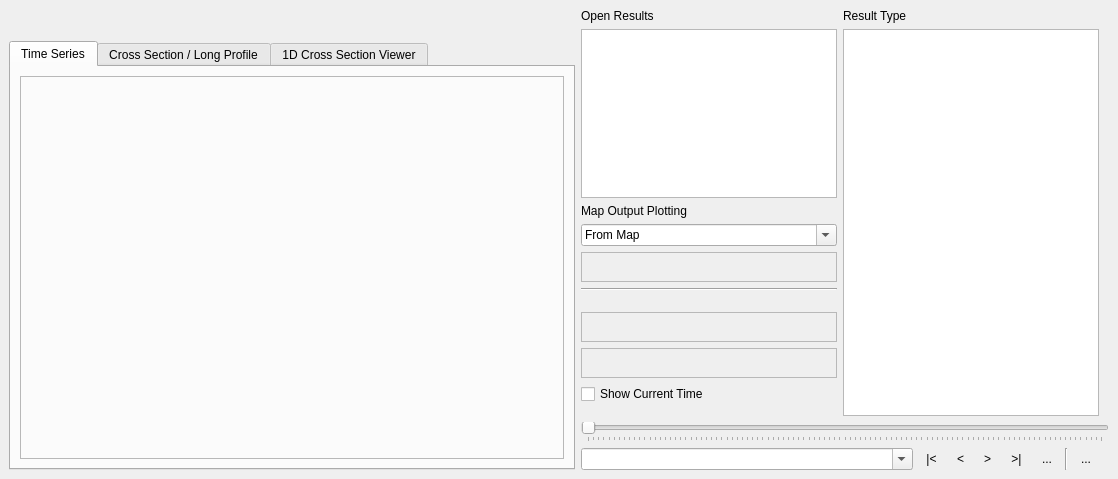
TUFLOW-Support/QGIS-TUFLOW-Plugin, file tuflow/forms/tuflow_plotting_dock.ui: the form before one commit.
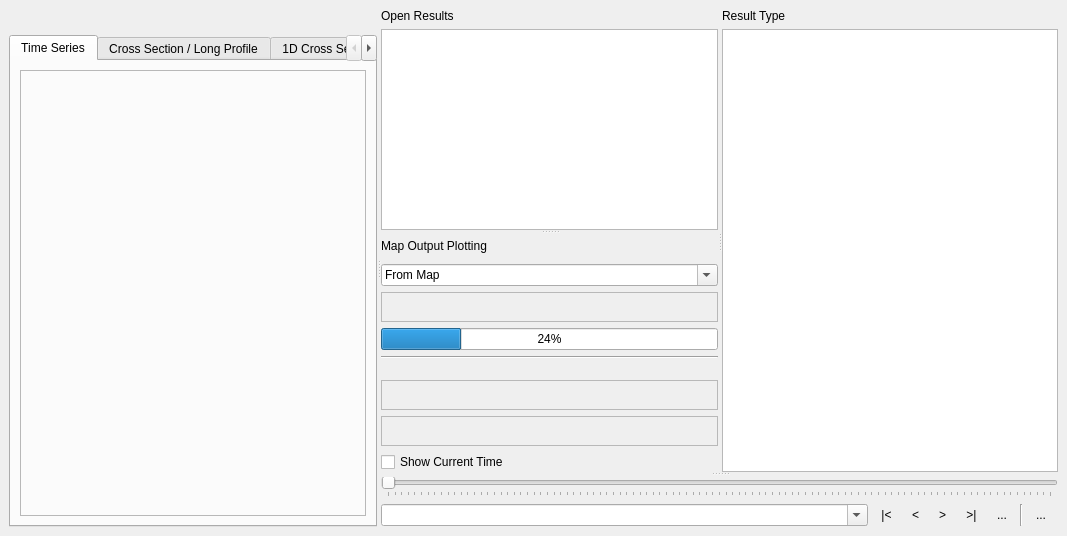
The form after the commit. Icons and pictures are not drawn. Custom widgets are drawn as their Qt base class.

```diff
--- a/tuflow/forms/tuflow_plotting_dock.ui
+++ b/tuflow/forms/tuflow_plotting_dock.ui
@@ -6,449 +6,515 @@
    <rect>
     <x>0</x>
     <y>0</y>
-    <width>1118</width>
-    <height>479</height>
+    <width>1067</width>
+    <height>536</height>
    </rect>
   </property>
   <property name="windowTitle">
    <string>TUFLOW Viewer</string>
   </property>
   <widget class="QWidget" name="dockWidgetContents">
-   <layout class="QGridLayout" name="gridLayout" columnstretch="10,0,0,0,0">
-    <item row="0" column="3" rowspan="3" colspan="2">
-     <layout class="QGridLayout" name="InteractionLayout" rowstretch="10,0,0">
-      <item row="0" column="0" rowspan="2">
-       <layout class="QGridLayout" name="ResultsLayout" columnstretch="0,0,0,0,0">
-        <item row="0" column="2" colspan="2">
-         <widget class="QLabel" name="label_2">
-          <property name="text">
-           <string>Result Type</string>
-          </property>
-         </widget>
-        </item>
-        <item row="1" column="2" rowspan="7" colspan="2">
-         <widget class="DataSetView" name="OpenResultTypes">
-          <property name="minimumSize">
-           <size>
-            <width>150</width>
-            <height>55</height>
-           </size>
-          </property>
-          <property name="mouseTracking">
-           <bool>true</bool>
-          </property>
-          <property name="toolTip">
-           <string>Test</string>
-          </property>
-          <property name="selectionMode">
-           <enum>QAbstractItemView::MultiSelection</enum>
-          </property>
-          <property name="selectionBehavior">
-           <enum>QAbstractItemView::SelectRows</enum>
-          </property>
-         </widget>
-        </item>
-        <item row="0" column="4" rowspan="7">
-         <spacer name="horizontalSpacer">
-          <property name="orientation">
-           <enum>Qt::Horizontal</enum>
-          </property>
-          <property name="sizeHint" stdset="0">
-           <size>
-            <width>10</width>
-            <height>20</height>
-           </size>
-          </property>
-         </spacer>
-        </item>
-        <item row="5" column="0" colspan="2">
-         <widget class="QCheckBox" name="cbShowCurrentTime">
-          <property name="text">
-           <string>Show Current Time</string>
-          </property>
-         </widget>
-        </item>
-        <item row="0" column="0" colspan="2">
-         <widget class="QLabel" name="label">
-          <property name="text">
-           <string>Open Results</string>
-          </property>
-         </widget>
-        </item>
-        <item row="2" column="0" colspan="2">
-         <widget class="QLabel" name="label_3">
-          <property name="text">
-           <string>Map Output Plotting</string>
-          </property>
-         </widget>
-        </item>
-        <item row="4" column="0" colspan="2">
-         <layout class="QVBoxLayout" name="verticalLayout">
+   <layout class="QVBoxLayout" name="verticalLayout_9">
+    <item>
+     <widget class="QSplitter" name="splitter_3">
+      <property name="orientation">
+       <enum>Qt::Horizontal</enum>
+      </property>
+      <widget class="QWidget" name="PlotLayout" native="true">
+       <layout class="QVBoxLayout" name="verticalLayout_2">
+        <item>
+         <layout class="QHBoxLayout" name="horizontalLayout_2">
           <item>
-           <widget class="QFrame" name="MapOutputPlotFrame">
-            <property name="minimumSize">
-             <size>
-              <width>100</width>
-              <height>30</height>
-             </size>
-            </property>
-            <property name="frameShape">
-             <enum>QFrame::StyledPanel</enum>
-            </property>
-            <property name="frameShadow">
-             <enum>QFrame::Raised</enum>
-            </property>
-            <layout class="QHBoxLayout" name="horizontalLayout"/>
-           </widget>
+           <layout class="QVBoxLayout" name="mainMenu"/>
           </item>
           <item>
-           <widget class="Line" name="line">
-            <property name="orientation">
-             <enum>Qt::Horizontal</enum>
-            </property>
-           </widget>
-          </item>
-          <item>
-           <spacer name="verticalSpacer">
-            <property name="orientation">
-             <enum>Qt::Vertical</enum>
-            </property>
-            <property name="sizeType">
-             <enum>QSizePolicy::Fixed</enum>
-            </property>
-            <property name="sizeHint" stdset="0">
-             <size>
-              <width>20</width>
-              <height>15</height>
-             </size>
-            </property>
-           </spacer>
-          </item>
-          <item>
-           <widget class="QFrame" name="ViewToolbarFrame">
+           <widget class="QLabel" name="label_4">
             <property name="minimumSize">
              <size>
-              <width>100</width>
-              <height>30</height>
+              <width>0</width>
+              <height>20</height>
              </size>
             </property>
-            <property name="frameShape">
-             <enum>QFrame::StyledPanel</enum>
+            <property name="text">
+             <string/>
             </property>
-            <property name="frameShadow">
-             <enum>QFrame::Raised</enum>
+            <property name="pixmap">
+             <pixmap resource="../resources/TUFLOW_logo.qrc">:/logo/TUFLOW_logo_resized.png</pixmap>
             </property>
-           </widget>
-          </item>
-          <item>
-           <widget class="QFrame" name="mplToolbarFrame">
-            <property name="minimumSize">
-             <size>
-              <width>100</width>
-              <height>30</height>
-             </size>
+            <property name="scaledContents">
+             <bool>false</bool>
             </property>
-            <property name="frameShape">
-             <enum>QFrame::StyledPanel</enum>
+            <property name="alignment">
+             <set>Qt::AlignLeading|Qt::AlignLeft|Qt::AlignVCenter</set>
             </property>
-            <property name="frameShadow">
-             <enum>QFrame::Raised</enum>
-            </property>
            </widget>
           </item>
          </layout>
         </item>
-        <item row="1" column="0" colspan="2">
-         <widget class="QListWidget" name="OpenResults">
-          <property name="selectionMode">
-           <enum>QAbstractItemView::ExtendedSelection</enum>
+        <item>
+         <widget class="QTabWidget" name="tabWidget">
+          <property name="currentIndex">
+           <number>0</number>
           </property>
-          <property name="movement">
-           <enum>QListView::Static</enum>
-          </property>
-          <property name="resizeMode">
-           <enum>QListView::Fixed</enum>
-          </property>
-         </widget>
-        </item>
-        <item row="3" column="0" colspan="2">
-         <widget class="QComboBox" name="cboSelectType">
-          <property name="editable">
-           <bool>true</bool>
-          </property>
-          <property name="insertPolicy">
-           <enum>QComboBox::NoInsert</enum>
-          </property>
-          <item>
-           <property name="text">
-            <string>From Map</string>
-           </property>
-          </item>
-          <item>
-           <property name="text">
-            <string>From Map Multi</string>
-           </property>
-          </item>
-          <item>
-           <property name="text">
-            <string>Layer Selection</string>
-           </property>
-          </item>
-         </widget>
-        </item>
-       </layout>
-      </item>
-      <item row="2" column="0">
-       <layout class="QGridLayout" name="ReultOptionLayout" rowstretch="10,0" columnstretch="10,10,10,10,10,10,10,1,0">
-        <item row="1" column="2">
-         <widget class="QToolButton" name="btnPrev">
-          <property name="toolTip">
-           <string>Previous Timestep</string>
-          </property>
-          <property name="text">
-           <string>&lt;</string>
-          </property>
-          <property name="autoRaise">
-           <bool>true</bool>
-          </property>
-         </widget>
-        </item>
-        <item row="1" column="4">
-         <widget class="QToolButton" name="btnLast">
-          <property name="toolTip">
-           <string>Last Timestep</string>
-          </property>
-          <property name="text">
-           <string>&gt;|</string>
-          </property>
-          <property name="autoRaise">
-           <bool>true</bool>
-          </property>
-         </widget>
-        </item>
-        <item row="1" column="5">
-         <widget class="QToolButton" name="btnTimePlay">
-          <property name="toolTip">
-           <string>Play Through Timesteps</string>
-          </property>
-          <property name="text">
-           <string>...</string>
-          </property>
-          <property name="checkable">
-           <bool>true</bool>
-          </property>
-          <property name="popupMode">
-           <enum>QToolButton::InstantPopup</enum>
-          </property>
-          <property name="autoRaise">
-           <bool>true</bool>
-          </property>
-          <property name="arrowType">
-           <enum>Qt::NoArrow</enum>
-          </property>
-         </widget>
-        </item>
-        <item row="1" column="3">
-         <widget class="QToolButton" name="btnNext">
-          <property name="toolTip">
-           <string>Next Timestep</string>
-          </property>
-          <property name="text">
-           <string>&gt;</string>
-          </property>
-          <property name="autoRaise">
-           <bool>true</bool>
-          </property>
-         </widget>
-        </item>
-        <item row="1" column="1">
-         <widget class="QToolButton" name="btnFirst">
-          <property name="toolTip">
-           <string>First Timestep</string>
-          </property>
-          <property name="text">
-           <string>|&lt;</string>
-          </property>
-          <property name="autoRaise">
-           <bool>true</bool>
-          </property>
-         </widget>
-        </item>
-        <item row="1" column="0">
-         <widget class="QComboBox" name="cboTime">
-          <property name="editable">
-           <bool>true</bool>
-          </property>
-          <property name="insertPolicy">
-           <enum>QComboBox::NoInsert</enum>
-          </property>
-         </widget>
-        </item>
-        <item row="1" column="7">
-         <widget class="QToolButton" name="btn2dLock">
-          <property name="toolTip">
-           <string>Lock Timesteps to Map Outputs</string>
-          </property>
-          <property name="text">
-           <string>...</string>
-          </property>
-          <property name="checkable">
-           <bool>false</bool>
-          </property>
-          <property name="autoRaise">
-           <bool>true</bool>
-          </property>
-         </widget>
-        </item>
-        <item row="0" column="0" colspan="9">
-         <widget class="TimeSlider" name="sliderTime">
-          <property name="maximum">
-           <number>100</number>
-          </property>
-          <property name="pageStep">
-           <number>100</number>
-          </property>
-          <property name="orientation">
-           <enum>Qt::Horizontal</enum>
-          </property>
-          <property name="tickPosition">
-           <enum>QSlider::TicksBelow</enum>
-          </property>
-          <property name="tickInterval">
-           <number>1</number>
-          </property>
-         </widget>
-        </item>
-        <item row="1" column="8">
-         <spacer name="horizontalSpacer_2">
-          <property name="orientation">
-           <enum>Qt::Horizontal</enum>
-          </property>
-          <property name="sizeHint" stdset="0">
-           <size>
-            <width>5</width>
-            <height>20</height>
-           </size>
-          </property>
-         </spacer>
-        </item>
-        <item row="1" column="6">
-         <widget class="Line" name="line_2">
-          <property name="orientation">
-           <enum>Qt::Vertical</enum>
-          </property>
-         </widget>
-        </item>
-       </layout>
-      </item>
-     </layout>
-    </item>
-    <item row="0" column="0" colspan="2">
-     <layout class="QVBoxLayout" name="mainMenu"/>
-    </item>
-    <item row="0" column="2">
-     <widget class="QLabel" name="label_4">
-      <property name="minimumSize">
-       <size>
-        <width>0</width>
-        <height>20</height>
-       </size>
-      </property>
-      <property name="text">
-       <string/>
-      </property>
-      <property name="pixmap">
-       <pixmap resource="../resources/TUFLOW_logo.qrc">:/logo/TUFLOW_logo_resized.png</pixmap>
-      </property>
-      <property name="scaledContents">
-       <bool>false</bool>
-      </property>
-      <property name="alignment">
-       <set>Qt::AlignLeading|Qt::AlignLeft|Qt::AlignVCenter</set>
-      </property>
-     </widget>
-    </item>
-    <item row="2" column="0" colspan="3">
-     <widget class="QTabWidget" name="tabWidget">
-      <property name="currentIndex">
-       <number>0</number>
-      </property>
-      <widget class="QWidget" name="TimeSeriesTab">
-       <attribute name="title">
-        <string>Time Series</string>
-       </attribute>
-       <layout class="QGridLayout" name="gridLayout_3" rowstretch="10" columnstretch="10">
-        <item row="0" column="0">
-         <layout class="QGridLayout" name="TimeSeriesLayout">
-          <item row="0" column="0">
-           <widget class="QFrame" name="TimeSeriesFrame">
-            <property name="frameShape">
-             <enum>QFrame::StyledPanel</enum>
-            </property>
-            <property name="frameShadow">
-             <enum>QFrame::Raised</enum>
-            </property>
-           </widget>
-          </item>
-         </layout>
-        </item>
-       </layout>
-      </widget>
-      <widget class="QWidget" name="LongPlotTab">
-       <attribute name="title">
-        <string>Cross Section / Long Profile</string>
-       </attribute>
-       <layout class="QGridLayout" name="gridLayout_2">
-        <item row="0" column="0">
-         <layout class="QGridLayout" name="LongPlotLayout">
-          <item row="0" column="0">
-           <widget class="QFrame" name="LongPlotFrame">
-            <property name="frameShape">
-             <enum>QFrame::StyledPanel</enum>
-            </property>
-            <property name="frameShadow">
-             <enum>QFrame::Raised</enum>
-            </property>
-           </widget>
-          </item>
-         </layout>
-        </item>
-       </layout>
-      </widget>
-      <widget class="QWidget" name="CrossSectionTab">
-       <attribute name="title">
-        <string>1D Cross Section Viewer</string>
-       </attribute>
-       <layout class="QGridLayout" name="gridLayout_5">
-        <item row="1" column="0">
-         <layout class="QGridLayout" name="CrossSectionLayout">
-          <item row="0" column="0">
-           <widget class="QFrame" name="CrossSectionFrame">
-            <property name="frameShape">
-             <enum>QFrame::StyledPanel</enum>
-            </property>
-            <property name="frameShadow">
-             <enum>QFrame::Raised</enum>
-            </property>
-           </widget>
-          </item>
-         </layout>
-        </item>
-        <item row="0" column="0">
-         <widget class="QTextEdit" name="textEdit">
-          <property name="html">
-           <string>&lt;!DOCTYPE HTML PUBLIC &quot;-//W3C//DTD HTML 4.0//EN&quot; &quot;http://www.w3.org/TR/REC-html40/strict.dtd&quot;&gt;
+          <widget class="QWidget" name="TimeSeriesTab">
+           <attribute name="title">
+            <string>Time Series</string>
+           </attribute>
+           <layout class="QGridLayout" name="gridLayout_3" rowstretch="10" columnstretch="10">
+            <item row="0" column="0">
+             <layout class="QGridLayout" name="TimeSeriesLayout">
+              <item row="0" column="0">
+               <widget class="QFrame" name="TimeSeriesFrame">
+                <property name="frameShape">
+                 <enum>QFrame::StyledPanel</enum>
+                </property>
+                <property name="frameShadow">
+                 <enum>QFrame::Raised</enum>
+                </property>
+               </widget>
+              </item>
+             </layout>
+            </item>
+           </layout>
+          </widget>
+          <widget class="QWidget" name="LongPlotTab">
+           <attribute name="title">
+            <string>Cross Section / Long Profile</string>
+           </attribute>
+           <layout class="QGridLayout" name="gridLayout_2">
+            <item row="0" column="0">
+             <layout class="QGridLayout" name="LongPlotLayout">
+              <item row="0" column="0">
+               <widget class="QFrame" name="LongPlotFrame">
+                <property name="frameShape">
+                 <enum>QFrame::StyledPanel</enum>
+                </property>
+                <property name="frameShadow">
+                 <enum>QFrame::Raised</enum>
+                </property>
+               </widget>
+              </item>
+             </layout>
+            </item>
+           </layout>
+          </widget>
+          <widget class="QWidget" name="CrossSectionTab">
+           <attribute name="title">
+            <string>1D Cross Section Viewer</string>
+           </attribute>
+           <layout class="QGridLayout" name="gridLayout_5">
+            <item row="1" column="0">
+             <layout class="QGridLayout" name="CrossSectionLayout">
+              <item row="0" column="0">
+               <widget class="QFrame" name="CrossSectionFrame">
+                <property name="frameShape">
+                 <enum>QFrame::StyledPanel</enum>
+                </property>
+                <property name="frameShadow">
+                 <enum>QFrame::Raised</enum>
+                </property>
+               </widget>
+              </item>
+             </layout>
+            </item>
+            <item row="0" column="0">
+             <widget class="QTextEdit" name="textEdit">
+              <property name="html">
+               <string>&lt;!DOCTYPE HTML PUBLIC &quot;-//W3C//DTD HTML 4.0//EN&quot; &quot;http://www.w3.org/TR/REC-html40/strict.dtd&quot;&gt;
 &lt;html&gt;&lt;head&gt;&lt;meta name=&quot;qrichtext&quot; content=&quot;1&quot; /&gt;&lt;style type=&quot;text/css&quot;&gt;
 p, li { white-space: pre-wrap; }
 &lt;/style&gt;&lt;/head&gt;&lt;body style=&quot; font-family:'MS Shell Dlg 2'; font-size:8.25pt; font-weight:400; font-style:normal;&quot;&gt;
 &lt;p style=&quot; margin-top:0px; margin-bottom:0px; margin-left:0px; margin-right:0px; -qt-block-indent:0; text-indent:0px;&quot;&gt;&lt;span style=&quot; font-size:14pt; font-weight:600;&quot;&gt;TODO&lt;/span&gt;&lt;/p&gt;
 &lt;p style=&quot;-qt-paragraph-type:empty; margin-top:0px; margin-bottom:0px; margin-left:0px; margin-right:0px; -qt-block-indent:0; text-indent:0px;&quot;&gt;&lt;br /&gt;&lt;/p&gt;
 &lt;p style=&quot; margin-top:0px; margin-bottom:0px; margin-left:0px; margin-right:0px; -qt-block-indent:0; text-indent:0px;&quot;&gt;&lt;span style=&quot; font-size:12pt;&quot;&gt;Coming Soon..&lt;/span&gt;&lt;/p&gt;&lt;/body&gt;&lt;/html&gt;</string>
-          </property>
+              </property>
+             </widget>
+            </item>
+           </layout>
+          </widget>
          </widget>
         </item>
        </layout>
       </widget>
+      <widget class="QWidget" name="ResultLayout" native="true">
+       <layout class="QVBoxLayout" name="verticalLayout_6">
+        <item>
+         <layout class="QVBoxLayout" name="verticalLayout_8">
+          <item>
+           <widget class="QSplitter" name="splitter_4">
+            <property name="orientation">
+             <enum>Qt::Vertical</enum>
+            </property>
+            <widget class="QWidget" name="widget" native="true">
+             <layout class="QVBoxLayout" name="verticalLayout_7">
+              <item>
+               <widget class="QSplitter" name="splitter_2">
+                <property name="orientation">
+                 <enum>Qt::Horizontal</enum>
+                </property>
+                <widget class="QWidget" name="OpenResultsWidget_2" native="true">
+                 <layout class="QVBoxLayout" name="OpenResultsLayout_2">
+                  <item>
+                   <widget class="QSplitter" name="splitter">
+                    <property name="orientation">
+                     <enum>Qt::Vertical</enum>
+                    </property>
+                    <widget class="QWidget" name="OpenResultsLayout" native="true">
+                     <layout class="QVBoxLayout" name="verticalLayout_3">
+                      <item>
+                       <widget class="QLabel" name="label">
+                        <property name="text">
+                         <string>Open Results</string>
+                        </property>
+                       </widget>
+                      </item>
+                      <item>
+                       <widget class="QListWidget" name="OpenResults">
+                        <property name="selectionMode">
+                         <enum>QAbstractItemView::ExtendedSelection</enum>
+                        </property>
+                        <property name="movement">
+                         <enum>QListView::Static</enum>
+                        </property>
+                        <property name="resizeMode">
+                         <enum>QListView::Fixed</enum>
+                        </property>
+                       </widget>
+                      </item>
+                     </layout>
+                    </widget>
+                    <widget class="QWidget" name="MapPlottingLayout" native="true">
+                     <layout class="QVBoxLayout" name="verticalLayout_5">
+                      <item>
+                       <widget class="QLabel" name="label_3">
+                        <property name="text">
+                         <string>Map Output Plotting</string>
+                        </property>
+                       </widget>
+                      </item>
+                      <item>
+                       <widget class="QComboBox" name="cboSelectType">
+                        <property name="editable">
+                         <bool>true</bool>
+                        </property>
+                        <property name="insertPolicy">
+                         <enum>QComboBox::NoInsert</enum>
+                        </property>
+                        <item>
+                         <property name="text">
+                          <string>From Map</string>
+                         </property>
+                        </item>
+                        <item>
+                         <property name="text">
+                          <string>From Map Multi</string>
+                         </property>
+                        </item>
+                        <item>
+                         <property name="text">
+                          <string>Layer Selection</string>
+                         </property>
+                        </item>
+                       </widget>
+                      </item>
+                      <item>
+                       <layout class="QVBoxLayout" name="verticalLayout">
+                        <item>
+                         <widget class="QFrame" name="MapOutputPlotFrame">
+                          <property name="minimumSize">
+                           <size>
+                            <width>100</width>
+                            <height>30</height>
+                           </size>
+                          </property>
+                          <property name="frameShape">
+                           <enum>QFrame::StyledPanel</enum>
+                          </property>
+                          <property name="frameShadow">
+                           <enum>QFrame::Raised</enum>
+                          </property>
+                          <layout class="QHBoxLayout" name="horizontalLayout"/>
+                         </widget>
+                        </item>
+                        <item>
+                         <widget class="QProgressBar" name="progressBar">
+                          <property name="value">
+                           <number>24</number>
+                          </property>
+                         </widget>
+                        </item>
+                        <item>
+                         <widget class="Line" name="line">
+                          <property name="orientation">
+                           <enum>Qt::Horizontal</enum>
+                          </property>
+                         </widget>
+                        </item>
+                        <item>
+                         <spacer name="verticalSpacer">
+                          <property name="orientation">
+                           <enum>Qt::Vertical</enum>
+                          </property>
+                          <property name="sizeType">
+                           <enum>QSizePolicy::Fixed</enum>
+                          </property>
+                          <property name="sizeHint" stdset="0">
+                           <size>
+                            <width>20</width>
+                            <height>15</height>
+                           </size>
+                          </property>
+                         </spacer>
+                        </item>
+                        <item>
+                         <widget class="QFrame" name="ViewToolbarFrame">
+                          <property name="minimumSize">
+                           <size>
+                            <width>100</width>
+                            <height>30</height>
+                           </size>
+                          </property>
+                          <property name="frameShape">
+                           <enum>QFrame::StyledPanel</enum>
+                          </property>
+                          <property name="frameShadow">
+                           <enum>QFrame::Raised</enum>
+                          </property>
+                         </widget>
+                        </item>
+                        <item>
+                         <widget class="QFrame" name="mplToolbarFrame">
+                          <property name="minimumSize">
+                           <size>
+                            <width>100</width>
+                            <height>30</height>
+                           </size>
+                          </property>
+                          <property name="frameShape">
+                           <enum>QFrame::StyledPanel</enum>
+                          </property>
+                          <property name="frameShadow">
+                           <enum>QFrame::Raised</enum>
+                          </property>
+                         </widget>
+                        </item>
+                       </layout>
+                      </item>
+                      <item>
+                       <widget class="QCheckBox" name="cbShowCurrentTime">
+                        <property name="text">
+                         <string>Show Current Time</string>
+                        </property>
+                       </widget>
+                      </item>
+                     </layout>
+                    </widget>
+                   </widget>
+                  </item>
+                 </layout>
+                </widget>
+                <widget class="QWidget" name="ResultTypeLayout" native="true">
+                 <layout class="QVBoxLayout" name="verticalLayout_4">
+                  <item>
+                   <widget class="QLabel" name="label_2">
+                    <property name="text">
+                     <string>Result Type</string>
+                    </property>
+                   </widget>
+                  </item>
+                  <item>
+                   <widget class="DataSetView" name="OpenResultTypes">
+                    <property name="minimumSize">
+                     <size>
+                      <width>150</width>
+                      <height>55</height>
+                     </size>
+                    </property>
+                    <property name="mouseTracking">
+                     <bool>true</bool>
+                    </property>
+                    <property name="toolTip">
+                     <string>Test</string>
+                    </property>
+                    <property name="selectionMode">
+                     <enum>QAbstractItemView::MultiSelection</enum>
+                    </property>
+                    <property name="selectionBehavior">
+                     <enum>QAbstractItemView::SelectRows</enum>
+                    </property>
+                   </widget>
+                  </item>
+                 </layout>
+                </widget>
+               </widget>
+              </item>
+             </layout>
+            </widget>
+            <widget class="QWidget" name="verticalWidget" native="true">
+             <layout class="QVBoxLayout" name="verticalLayout_10">
+              <item>
+               <widget class="TimeSlider" name="sliderTime">
+                <property name="maximum">
+                 <number>100</number>
+                </property>
+                <property name="pageStep">
+                 <number>100</number>
+                </property>
+                <property name="orientation">
+                 <enum>Qt::Horizontal</enum>
+                </property>
+                <property name="tickPosition">
+                 <enum>QSlider::TicksBelow</enum>
+                </property>
+                <property name="tickInterval">
+                 <number>1</number>
+                </property>
+               </widget>
+              </item>
+              <item>
+               <layout class="QHBoxLayout" name="horizontalLayout_4">
+                <item>
+                 <widget class="QComboBox" name="cboTime">
+                  <property name="sizePolicy">
+                   <sizepolicy hsizetype="Preferred" vsizetype="Fixed">
+                    <horstretch>100</horstretch>
+                    <verstretch>0</verstretch>
+                   </sizepolicy>
+                  </property>
+                  <property name="minimumSize">
+                   <size>
+                    <width>0</width>
+                    <height>0</height>
+                   </size>
+                  </property>
+                  <property name="editable">
+                   <bool>true</bool>
+                  </property>
+                  <property name="insertPolicy">
+                   <enum>QComboBox::NoInsert</enum>
+                  </property>
+                 </widget>
+                </item>
+                <item>
+                 <widget class="QToolButton" name="btnFirst">
+                  <property name="toolTip">
+                   <string>First Timestep</string>
+                  </property>
+                  <property name="text">
+                   <string>|&lt;</string>
+                  </property>
+                  <property name="autoRaise">
+                   <bool>true</bool>
+                  </property>
+                 </widget>
+                </item>
+                <item>
+                 <widget class="QToolButton" name="btnPrev">
+                  <property name="toolTip">
+                   <string>Previous Timestep</string>
+                  </property>
+                  <property name="text">
+                   <string>&lt;</string>
+                  </property>
+                  <property name="autoRaise">
+                   <bool>true</bool>
+                  </property>
+                 </widget>
+                </item>
+                <item>
+                 <widget class="QToolButton" name="btnNext">
+                  <property name="toolTip">
+                   <string>Next Timestep</string>
+                  </property>
+                  <property name="text">
+                   <string>&gt;</string>
+                  </property>
+                  <property name="autoRaise">
+                   <bool>true</bool>
+                  </property>
+                 </widget>
+                </item>
+                <item>
+                 <widget class="QToolButton" name="btnLast">
+                  <property name="toolTip">
+                   <string>Last Timestep</string>
+                  </property>
+                  <property name="text">
+                   <string>&gt;|</string>
+                  </property>
+                  <property name="autoRaise">
+                   <bool>true</bool>
+                  </property>
+                 </widget>
+                </item>
+                <item>
+                 <widget class="QToolButton" name="btnTimePlay">
+                  <property name="toolTip">
+                   <string>Play Through Timesteps</string>
+                  </property>
+                  <property name="text">
+                   <string>...</string>
+                  </property>
+                  <property name="checkable">
+                   <bool>true</bool>
+                  </property>
+                  <property name="popupMode">
+                   <enum>QToolButton::InstantPopup</enum>
+                  </property>
+                  <property name="autoRaise">
+                   <bool>true</bool>
+                  </property>
+                  <property name="arrowType">
+                   <enum>Qt::NoArrow</enum>
+                  </property>
+                 </widget>
+                </item>
+                <item>
+                 <widget class="Line" name="line_2">
+                  <property name="orientation">
+                   <enum>Qt::Vertical</enum>
+                  </property>
+                 </widget>
+                </item>
+                <item>
+                 <widget class="QToolButton" name="btn2dLock">
+                  <property name="toolTip">
+                   <string>Lock Timesteps to Map Outputs</string>
+                  </property>
+                  <property name="text">
+                   <string>...</string>
+                  </property>
+                  <property name="checkable">
+                   <bool>false</bool>
+                  </property>
+                  <property name="autoRaise">
+                   <bool>true</bool>
+                  </property>
+                 </widget>
+                </item>
+                <item>
+                 <spacer name="horizontalSpacer_2">
+                  <property name="orientation">
+                   <enum>Qt::Horizontal</enum>
+                  </property>
+                  <property name="sizeHint" stdset="0">
+                   <size>
+                    <width>5</width>
+                    <height>20</height>
+                   </size>
+                  </property>
+                 </spacer>
+                </item>
+               </layout>
+              </item>
+             </layout>
+            </widget>
+           </widget>
+          </item>
+         </layout>
+        </item>
+       </layout>
+      </widget>
      </widget>
     </item>
    </layout>
```
